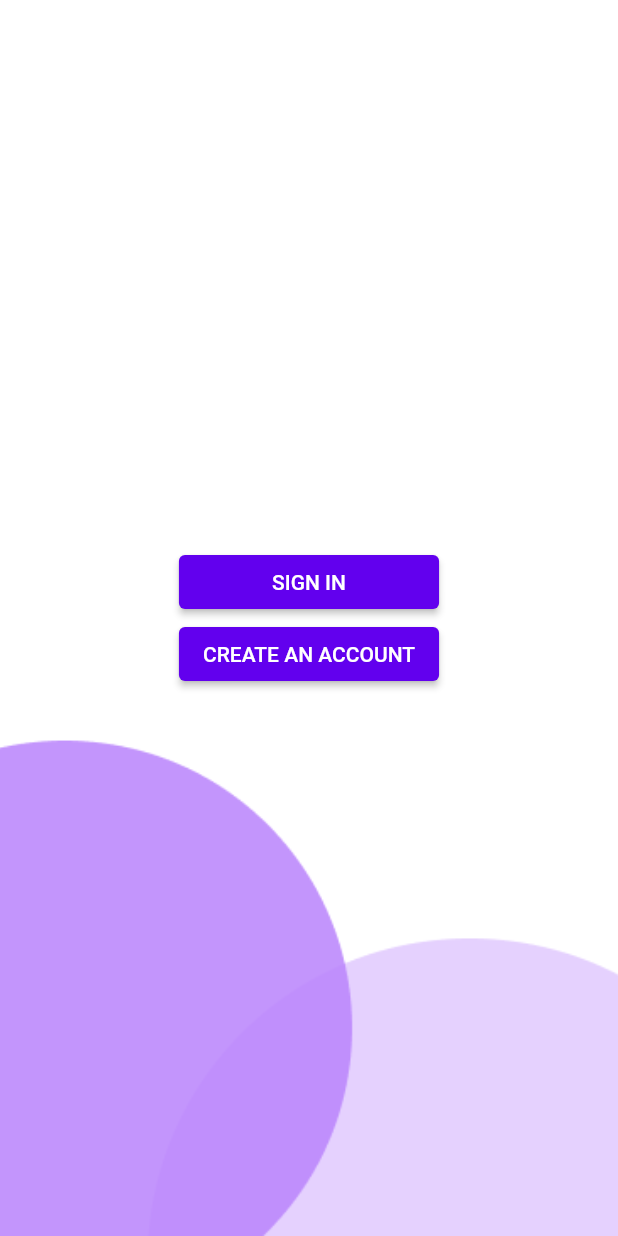
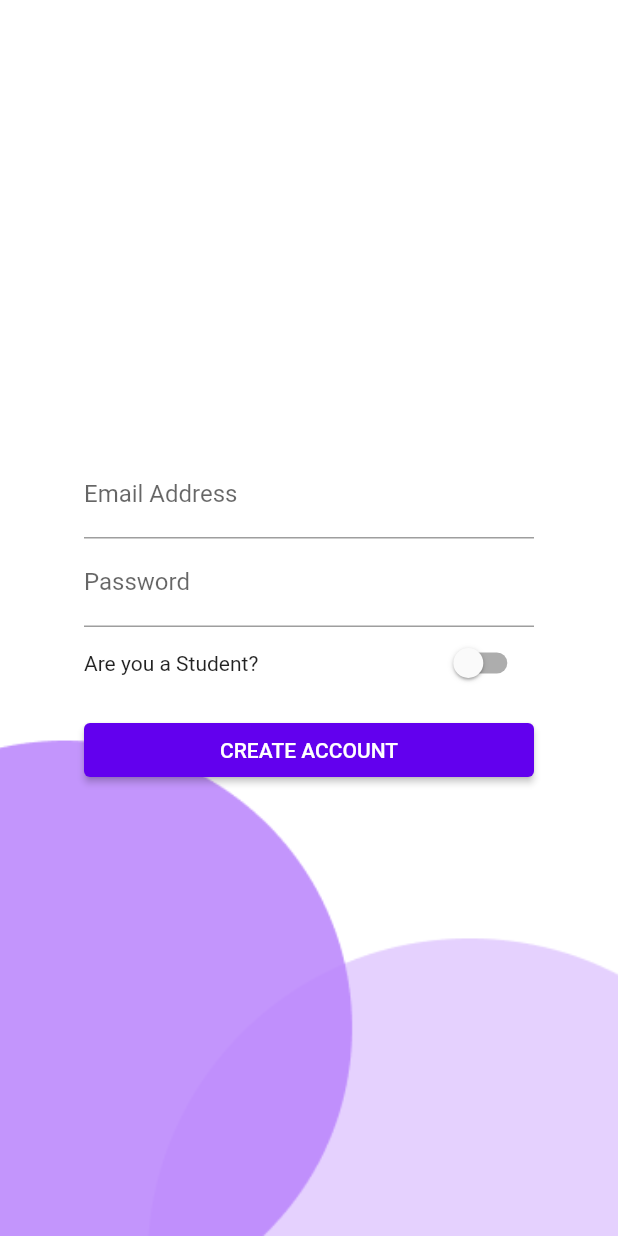
Before and after one commit to hazcp/gobjo-client, a Flutter app: the screen it shows after launch, after a tap on "SIGN IN", on a phone screen of 412 x 824 dp. Run offline on Flutter 3.47's test engine with Material 2 defaults, Android fonts, the phone set to English and light mode, and no system bars; our stand-ins replace step_progress_indicator.

Commit message:
second commit

```diff
--- /dev/null
+++ b/lib/components/background.dart
@@ -0,0 +1,17 @@
+import 'package:flutter/material.dart';
+
+class Background extends StatelessWidget {
+  Background();
+
+  @override
+  Widget build(BuildContext context) {
+    return Container(
+      decoration: BoxDecoration(
+        image: DecorationImage(
+          image: AssetImage('assets/the_background.png'),
+          fit: BoxFit.cover,
+        ),
+      ),
+    );
+  }
+}
--- a/lib/constants.dart
+++ b/lib/constants.dart
@@ -1,3 +1,9 @@
 import 'package:flutter/material.dart';
 
 const kPurpleThemeColour = Color(0xFF6200EE);
+const kPurpleThemeColourTransparent = Color(0x256200EE);
+
+const kSignUpTextStyle = TextStyle(
+  fontWeight: FontWeight.bold,
+  fontSize: 24.0,
+);
--- /dev/null
+++ b/lib/screens/login_page.dart
@@ -0,0 +1,75 @@
+import 'package:flutter/material.dart';
+import '../components/background.dart';
+import '../constants.dart';
+import '../components/standard_button.dart';
+import 'signup_page1.dart';
+
+class LoginPage extends StatefulWidget {
+  @override
+  _LoginPageState createState() => _LoginPageState();
+}
+
+class _LoginPageState extends State<LoginPage> {
+  bool statusSwitch = false;
+
+  @override
+  Widget build(BuildContext context) {
+    return Stack(
+      children: <Widget>[
+        Background(),
+        Scaffold(
+          backgroundColor: Colors.transparent,
+          body: SafeArea(
+            child: Center(
+              child: IntrinsicWidth(
+                stepWidth: 300.0,
+                child: Column(
+                  mainAxisAlignment: MainAxisAlignment.center,
+                  crossAxisAlignment: CrossAxisAlignment.stretch,
+                  children: <Widget>[
+                    TextFormField(
+                      decoration: InputDecoration(labelText: 'Email Address'),
+                    ),
+                    TextFormField(
+                      decoration: InputDecoration(labelText: 'Password'),
+                    ),
+                    Row(
+                      children: <Widget>[
+                        Text('Are you a Student?'),
+                        SizedBox(
+                          width: 120.0,
+                        ),
+                        Switch(
+                            value: statusSwitch,
+                            activeColor: kPurpleThemeColour,
+                            onChanged: (val) {
+                              setState(() {
+                                statusSwitch = val;
+                              });
+                            }),
+                      ],
+                    ),
+                    SizedBox(
+                      height: 10.0,
+                    ),
+                    StandardButton(
+                      textButton: 'CREATE ACCOUNT',
+                      onPressed: () {
+                        Navigator.push(
+                          context,
+                          MaterialPageRoute(
+                            builder: (context) => SignUpPage1(),
+                          ),
+                        );
+                      },
+                    ),
+                  ],
+                ),
+              ),
+            ),
+          ),
+        ),
+      ],
+    );
+  }
+}
--- a/lib/screens/login_register_page.dart
+++ b/lib/screens/login_register_page.dart
@@ -1,27 +1,15 @@
 import 'package:flutter/cupertino.dart';
 import 'package:flutter/material.dart';
-import '../main.dart';
-import '../constants.dart';
+import 'login_page.dart';
 import '../components/standard_button.dart';
+import '../components/background.dart';
 
-class LoginRegisterPage extends StatefulWidget {
-  @override
-  _LoginRegisterPageState createState() => _LoginRegisterPageState();
-}
-
-class _LoginRegisterPageState extends State<LoginRegisterPage> {
+class LoginRegisterPage extends StatelessWidget {
   @override
   Widget build(BuildContext context) {
     return Stack(
       children: <Widget>[
-        Container(
-          decoration: BoxDecoration(
-            image: DecorationImage(
-              image: AssetImage('assets/the_background.png'),
-              fit: BoxFit.cover,
-            ),
-          ),
-        ),
+        Background(),
         Scaffold(
           backgroundColor: Colors.transparent,
           body: SafeArea(
@@ -34,7 +22,12 @@ class _LoginRegisterPageState extends State<LoginRegisterPage> {
                     StandardButton(
                       textButton: 'SIGN IN',
                       onPressed: () {
-                        print('hello signed in');
+                        Navigator.push(
+                          context,
+                          MaterialPageRoute(
+                            builder: (context) => LoginPage(),
+                          ),
+                        );
                       },
                     ),
                     StandardButton(
--- a/pubspec.yaml
+++ b/pubspec.yaml
@@ -16,6 +16,7 @@ dependencies:
   http: ^0.12.2
 
   cupertino_icons: ^1.0.0
+  step_progress_indicator: ^0.2.5+8
 
 dev_dependencies:
   flutter_test:
```
Also changed, not shown: lib/components/progress_indicator.dart (added, +22 -0 lines), lib/screens/signup_page1.dart (added, +79 -0 lines), pubspec.lock.
